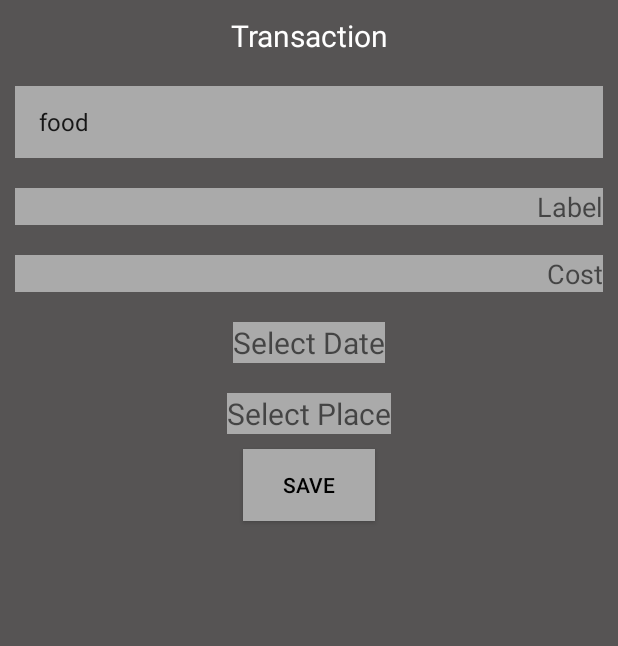
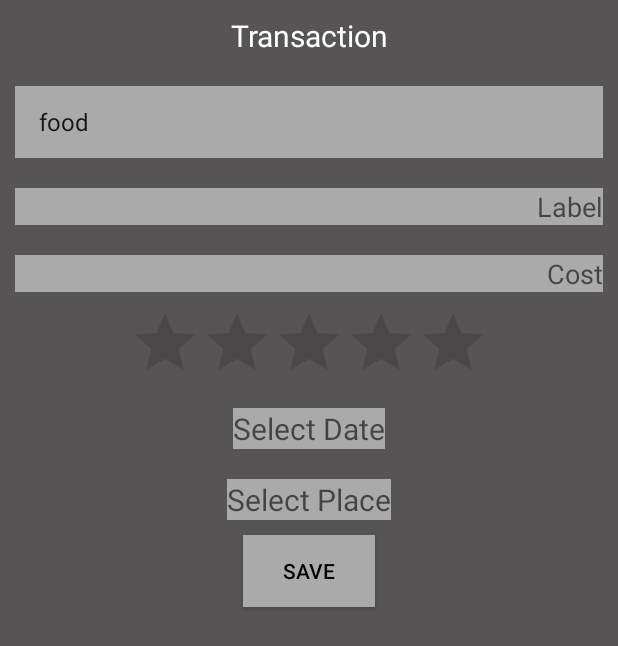
Before and after one commit to markmarics/HowmuchdoIcost, an Android app: the AddTransactionActivity screen opened directly, with no data from a screen before it, on a phone screen of 412 x 824 dp. Shown: the top 646 px of the screen. Run offline under Robolectric (Android 15) with nearby library versions, the phone set to English and light mode, and no system bars.

Commit message:
Rating added

```diff
--- a/app/src/main/AndroidManifest.xml
+++ b/app/src/main/AndroidManifest.xml
@@ -21,7 +21,7 @@
             </intent-filter>
         </activity>
         <activity android:name=".activity.AddTransactionActivity" />
-        <activity android:name=".activity.StatisticsActivity"></activity>
+        <activity android:name=".activity.StatisticsActivity" />
     </application>
 
 </manifest>
--- a/app/src/main/java/hu/uniobuda/nik/howmuchdoicost/activity/AddTransactionActivity.java
+++ b/app/src/main/java/hu/uniobuda/nik/howmuchdoicost/activity/AddTransactionActivity.java
@@ -16,6 +16,7 @@ import android.widget.ArrayAdapter;
 import android.widget.Button;
 import android.widget.DatePicker;
 import android.widget.EditText;
+import android.widget.RatingBar;
 import android.widget.Spinner;
 import android.widget.SpinnerAdapter;
 import android.widget.TextView;
@@ -45,6 +46,7 @@ public class AddTransactionActivity extends AppCompatActivity {
     EditText priceEditText;
     Button saveButton, newCategoryButton;
     DBAdapter dbAdapter;
+    RatingBar ratingBar;
 
     private TextView dateTextView, mDisplayPlace;
     private DatePickerDialog.OnDateSetListener mDateSetListener;
@@ -61,6 +63,7 @@ public class AddTransactionActivity extends AppCompatActivity {
         nameEditText = findViewById(R.id.editTextName);
         priceEditText = findViewById(R.id.editTextPrice);
         saveButton = findViewById(R.id.saveButton);
+        ratingBar = findViewById(R.id.rating);
         dbAdapter = new DBAdapter(AddTransactionActivity.this);
         ArrayList<String> types = new ArrayList<>();
         types.add("food");
@@ -128,7 +131,7 @@ public class AddTransactionActivity extends AppCompatActivity {
                 transaction.setName(nameEditText.getText().toString());
                 transaction.setDate(dateTextView.getText().toString());
                 transaction.setPlace(mDisplayPlace.getText().toString());
-                transaction.setRating(3);
+                transaction.setRating(Math.round(ratingBar.getRating()));
                 transaction.setType(typeSpinner.getSelectedItem().toString());
                 transaction.setPrice(Integer.parseInt(priceEditText.getText().toString()));
                 if ( dbAdapter.addTransaction(transaction)){
--- a/app/src/main/res/layout/activity_add_transaction.xml
+++ b/app/src/main/res/layout/activity_add_transaction.xml
@@ -54,6 +54,12 @@
         android:inputType="number"
         android:layout_margin="10dp"/>
 
+    <RatingBar
+        android:id="@+id/rating"
+        android:layout_width="wrap_content"
+        android:layout_height="wrap_content"
+        android:layout_gravity="center" />
+
     <TextView
         android:id="@+id/textviewDate"
         android:layout_width="wrap_content"
```
Also changed, not shown: app/src/main/java/hu/uniobuda/nik/howmuchdoicost/activity/StatisticsActivity.java (+6 -1 lines).
